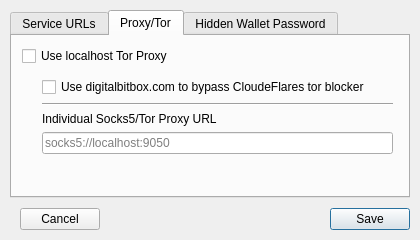
Before: the Qt Designer form src/qt/ui/settingsdialog.ui in jonasschnelli/dbb-app, drawn with Qt 5.
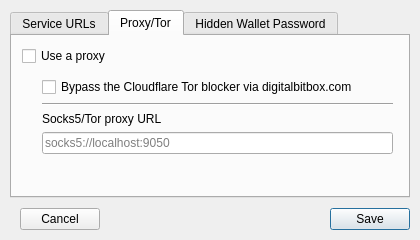
After: the same form once the commit is applied. The open tabs and pages were chosen to show the change.

Commit message: minor wording changes for proxy tab

What changed in the file:
```diff
--- a/src/qt/ui/settingsdialog.ui
+++ b/src/qt/ui/settingsdialog.ui
@@ -150,7 +150,7 @@
          <item>
           <widget class="QCheckBox" name="useDefaultProxy">
            <property name="text">
-            <string>Use localhost Tor Proxy</string>
+            <string>Use a proxy</string>
            </property>
           </widget>
          </item>
@@ -165,7 +165,7 @@
            <item>
             <widget class="QCheckBox" name="useDBBProxy">
              <property name="text">
-              <string>Use digitalbitbox.com to bypass CloudeFlares tor blocker</string>
+              <string>Bypass the Cloudflare Tor blocker via digitalbitbox.com</string>
              </property>
             </widget>
            </item>
@@ -179,7 +179,7 @@
            <item>
             <widget class="QLabel" name="Socks5ProxyLabel">
              <property name="text">
-              <string>Individual Socks5/Tor Proxy URL</string>
+              <string>Socks5/Tor proxy URL</string>
              </property>
             </widget>
            </item>
```
